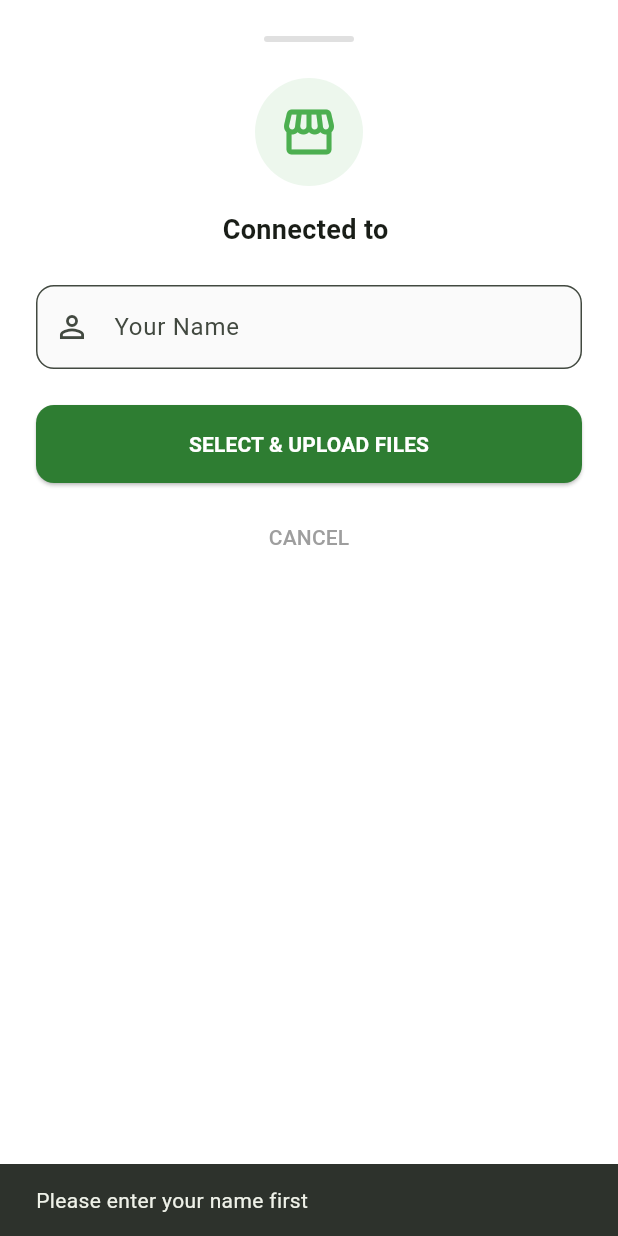
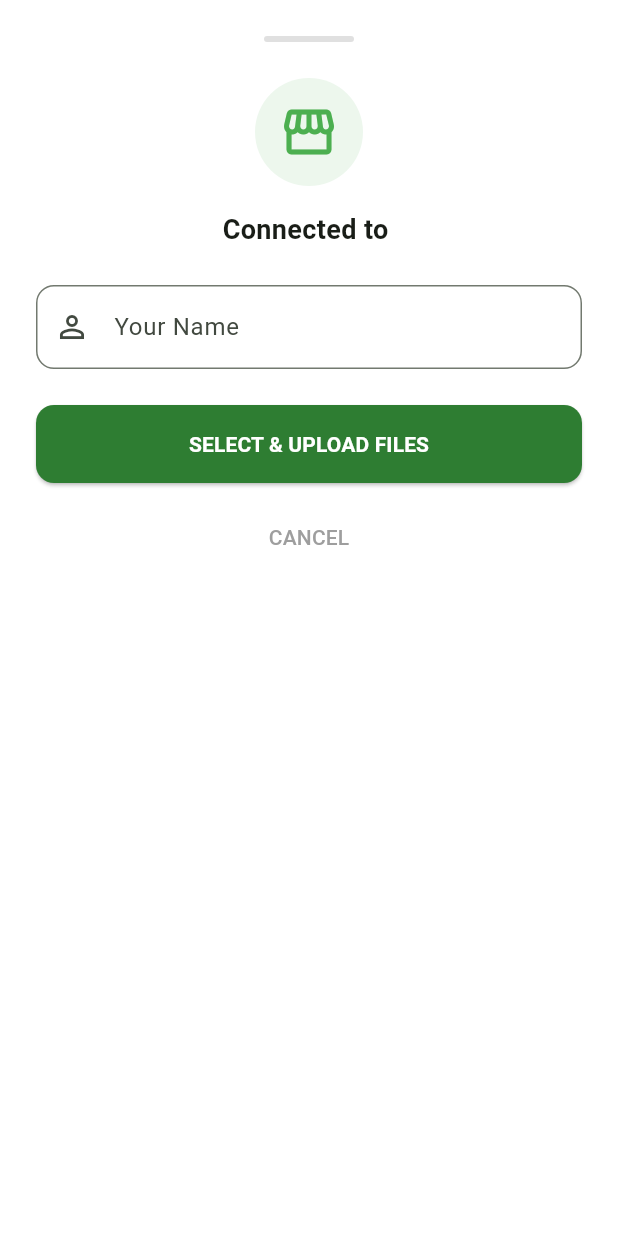
Before and after one commit to Nikhil-p570/safeXeroxCustomer, a Flutter app: what buildShopFoundDialog() shows on an empty page, opened directly with empty values, after a tap on "SELECT & UPLOAD FILES", on a phone screen of 412 x 824 dp. Run offline on Flutter 3.47's test engine with Material 3 defaults, Android fonts, the phone set to English and light mode, and no system bars; our stand-ins replace file_picker, shared_preferences, supabase_flutter; missing offline and left inert: mobile_scanner; accounts and stored records are empty; Roboto replaces fonts that are missing (Poppins).

Commit message:
Fixed direct upload loading UI timing

```diff
--- a/lib/screens/scanner_screen.dart
+++ b/lib/screens/scanner_screen.dart
@@ -12,13 +12,14 @@ class ScannerScreen extends StatefulWidget {
   const ScannerScreen({Key? key, required this.onClose}) : super(key: key);
 
   static Widget buildShopFoundDialog(BuildContext context, String shopId, String shopName, {bool startImmediately = false}) {
-    bool isUploading = startImmediately;
+    bool isUploading = false; // Start as false, even in immediate mode
     final nameController = TextEditingController();
     bool hasSavedName = false;
     bool alreadyTriggeredPicker = false;
 
     return StatefulBuilder(
       builder: (context, setModalState) {
+        // Load name and handle immediate trigger
         if (nameController.text.isEmpty && !hasSavedName) {
           SharedPreferences.getInstance().then((prefs) {
             final savedName = prefs.getString('customer_display_name');
@@ -27,18 +28,45 @@ class ScannerScreen extends StatefulWidget {
                 nameController.text = savedName;
                 hasSavedName = true;
 
-                // If we are in "Direct" mode, trigger the picker as soon as we have the name
+                // If Direct Mode, trigger the picker but DON'T show loading yet
                 if (startImmediately && !alreadyTriggeredPicker) {
                   alreadyTriggeredPicker = true;
                   _staticPickAndUploadFiles(context, shopId, shopName, savedName, (uploading) {
+                    if (context.mounted) {
                       setModalState(() => isUploading = uploading);
-                  });
+                    }
+                  }, autoCloseOnCancel: true);
                 }
               });
             }
           });
         }
 
+        // If we are uploading, show the spinner.
+        // If we are in immediate mode but NOT yet uploading, keep the UI hidden or simple
+        if (isUploading) {
+          return Padding(
+            padding: const EdgeInsets.all(32),
+            child: Column(
+              mainAxisSize: MainAxisSize.min,
+              children: [
+                const CircularProgressIndicator(color: Colors.green),
+                const SizedBox(height: 24),
+                const Text('Uploading your files...', style: TextStyle(fontWeight: FontWeight.bold)),
+                Text('Sending to $shopName', style: TextStyle(color: Colors.grey[600], fontSize: 12)),
+              ],
+            ),
+          );
+        }
+
+        // If startImmediately is true but we aren't uploading yet,
+        // we show a tiny transparent container so the modal doesn't flicker
+        // while the file picker is open.
+        if (startImmediately && !isUploading) {
+          return const SizedBox(height: 1);
+        }
+
+        // Standard Button UI
         return Padding(
           padding: EdgeInsets.only(
             left: 24, right: 24, top: 24,
@@ -49,16 +77,6 @@ class ScannerScreen extends StatefulWidget {
             children: [
               Container(width: 60, height: 4, decoration: BoxDecoration(color: Colors.grey[300], borderRadius: BorderRadius.circular(2))),
               const SizedBox(height: 24),
-              if (isUploading)
-                const Column(
-                  children: [
-                    CircularProgressIndicator(color: Colors.green),
-                    SizedBox(height: 16),
-                    Text('Uploading your files...', style: TextStyle(fontWeight: FontWeight.w500)),
-                    Text('Please do not close this window', style: TextStyle(color: Colors.grey, fontSize: 12)),
-                  ],
-                )
-              else
               Column(
                 children: [
                   Container(
@@ -74,15 +92,12 @@ class ScannerScreen extends StatefulWidget {
                       controller: nameController,
                       decoration: InputDecoration(
                         labelText: 'Your Name',
-                          hintText: 'Enter your name once',
                         prefixIcon: const Icon(Icons.person_outline),
                         border: OutlineInputBorder(borderRadius: BorderRadius.circular(12)),
-                          filled: true,
-                          fillColor: Colors.grey[50],
                       ),
                     )
                   else
-                      Text('Welcome back, ${nameController.text}!', style: TextStyle(color: Colors.grey[600], fontStyle: FontStyle.italic)),
+                    Text('Welcome back, ${nameController.text}!', style: TextStyle(color: Colors.grey[600])),
 
                   const SizedBox(height: 24),
                   SizedBox(
@@ -90,20 +105,13 @@ class ScannerScreen extends StatefulWidget {
                     child: ElevatedButton(
                       onPressed: () async {
                         final name = nameController.text.trim();
-                          if (name.isEmpty) {
-                            ScaffoldMessenger.of(context).showSnackBar(const SnackBar(content: Text('Please enter your name first')));
-                            return;
-                          }
-                          final prefs = await SharedPreferences.getInstance();
-                          await prefs.setString('customer_display_name', name);
-
+                        if (name.isEmpty) return;
                         await _staticPickAndUploadFiles(context, shopId, shopName, name, (uploading) {
                           setModalState(() => isUploading = uploading);
                         });
                       },
                       style: ElevatedButton.styleFrom(
-                          backgroundColor: Colors.green[800],
-                          foregroundColor: Colors.white,
+                        backgroundColor: Colors.green[800], foregroundColor: Colors.white,
                         padding: const EdgeInsets.symmetric(vertical: 16),
                         shape: RoundedRectangleBorder(borderRadius: BorderRadius.circular(12)),
                       ),
@@ -111,10 +119,7 @@ class ScannerScreen extends StatefulWidget {
                     ),
                   ),
                   const SizedBox(height: 12),
-                    TextButton(
-                      onPressed: () => Navigator.pop(context),
-                      child: const Text('CANCEL', style: TextStyle(color: Colors.grey)),
-                    ),
+                  TextButton(onPressed: () => Navigator.pop(context), child: const Text('CANCEL', style: TextStyle(color: Colors.grey))),
                 ],
               ),
             ],
@@ -124,7 +129,10 @@ class ScannerScreen extends StatefulWidget {
     );
   }
 
-  static Future<void> _staticPickAndUploadFiles(BuildContext context, String shopId, String shopName, String customerName, Function(bool) setLoading) async {
+  static Future<void> _staticPickAndUploadFiles(
+    BuildContext context, String shopId, String shopName, String customerName,
+    Function(bool) setLoading, {bool autoCloseOnCancel = false}
+  ) async {
     try {
       final result = await FilePicker.platform.pickFiles(
         allowMultiple: true,
@@ -134,9 +142,8 @@ class ScannerScreen extends StatefulWidget {
 
       if (result == null) {
         setLoading(false);
-        // If we were in a dialog, maybe we should close it if it was a direct upload
-        if (Navigator.canPop(context)) {
-          // Check if we should pop - usually yes if it's the modal
+        if (autoCloseOnCancel && Navigator.canPop(context)) {
+          Navigator.pop(context);
         }
         return;
       }
@@ -168,13 +175,9 @@ class ScannerScreen extends StatefulWidget {
           final customerId = prefs.getString('customer_id');
 
           await Supabase.instance.client.from('print_requests').insert({
-            'shop_id': shopId,
-            'shop_name': shopName,
-            'file_url': fileUrl,
-            'file_name': file.name,
-            'status': 'pending',
-            'customer_id': customerId,
-            'customer_name': customerName,
+            'shop_id': shopId, 'shop_name': shopName,
+            'file_url': fileUrl, 'file_name': file.name,
+            'status': 'pending', 'customer_id': customerId, 'customer_name': customerName,
           });
         }
       }
@@ -201,19 +204,12 @@ class _ScannerScreenState extends State<ScannerScreen> {
   void _handleShopQr(BuildContext context, String code) {
     if (!_isScanning) return;
     setState(() => _isScanning = false);
-
     try {
       final uri = Uri.parse(code);
       String? shopId = uri.queryParameters['id'];
       String? shopName = uri.queryParameters['name'] ?? 'Unknown Shop';
-
-      if (shopId != null) {
-        _showShopFoundDialog(context, shopId, shopName);
-      }
-    } catch (e) {
-      debugPrint('Error: $e');
-      setState(() => _isScanning = true);
-    }
+      if (shopId != null) _showShopFoundDialog(context, shopId, shopName);
+    } catch (e) { setState(() => _isScanning = true); }
   }
 
   void _showShopFoundDialog(BuildContext context, String shopId, String shopName) {
@@ -249,12 +245,10 @@ class _ScannerScreenState extends State<ScannerScreen> {
           const ScannerOverlay(),
           SafeArea(
             child: Padding(
-              padding: const EdgeInsets.symmetric(horizontal: 16, vertical: 20),
+              padding: const EdgeInsets.all(20),
               child: Row(
                 mainAxisAlignment: MainAxisAlignment.center,
-                children: const [
-                  Text('Scan Shop QR', style: TextStyle(color: Colors.white, fontSize: 22, fontWeight: FontWeight.bold)),
-                ],
+                children: const [Text('Scan Shop QR', style: TextStyle(color: Colors.white, fontSize: 22, fontWeight: FontWeight.bold))],
               ),
             ),
           ),
```
Also changed, not shown: 3 other files. Lines whose indentation alone changed are shown as unchanged.
